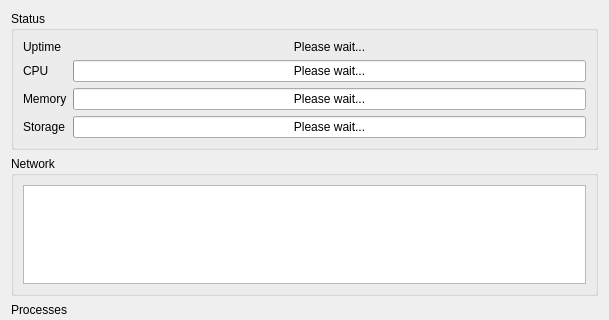
This is src/brickv/plugin_system/plugins/red/ui/red_tab_overview.ui in Tinkerforge/brickv as Qt 5 draws it before an edit; both pictures show x 0 to 609 and y 0 to 320 of the 609 by 483 pixel window. The edited form follows.
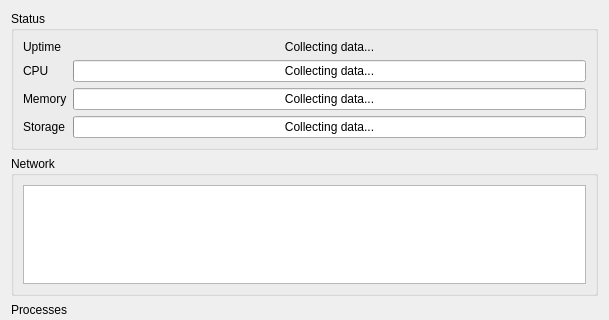
This is the edited form.

Commit message: red-brick: Some GUI message changes and overview table default sorting changes

What changed in the file:
```diff
--- a/src/brickv/plugin_system/plugins/red/ui/red_tab_overview.ui
+++ b/src/brickv/plugin_system/plugins/red/ui/red_tab_overview.ui
@@ -42,7 +42,7 @@
            <number>0</number>
           </property>
           <property name="format">
-           <string>Please wait...</string>
+           <string>Collecting data...</string>
           </property>
          </widget>
         </item>
@@ -52,7 +52,7 @@
            <number>0</number>
           </property>
           <property name="format">
-           <string>Please wait...</string>
+           <string>Collecting data...</string>
           </property>
          </widget>
         </item>
@@ -76,14 +76,14 @@
            <number>0</number>
           </property>
           <property name="format">
-           <string>Please wait...</string>
+           <string>Collecting data...</string>
           </property>
          </widget>
         </item>
         <item row="0" column="1">
          <widget class="QLabel" name="label_uptime_value">
           <property name="text">
-           <string>Please wait...</string>
+           <string>Collecting data...</string>
           </property>
           <property name="alignment">
            <set>Qt::AlignCenter</set>
```
Left out of the diff: 38 changed lines with no effect on the pictures. The commit also changes 1 other file.
